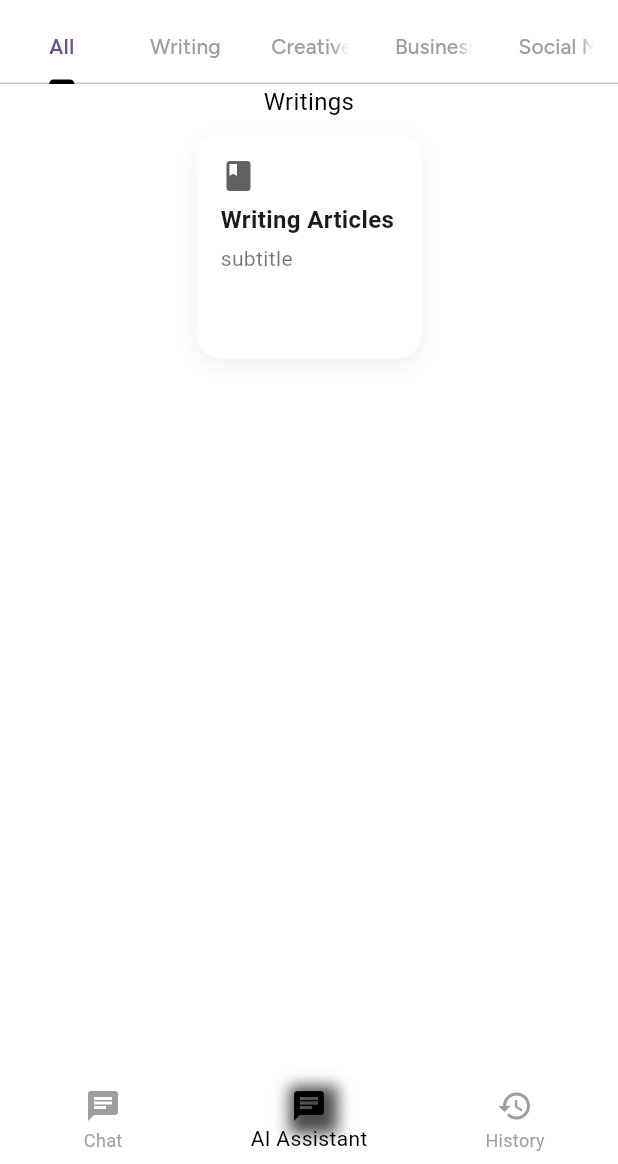
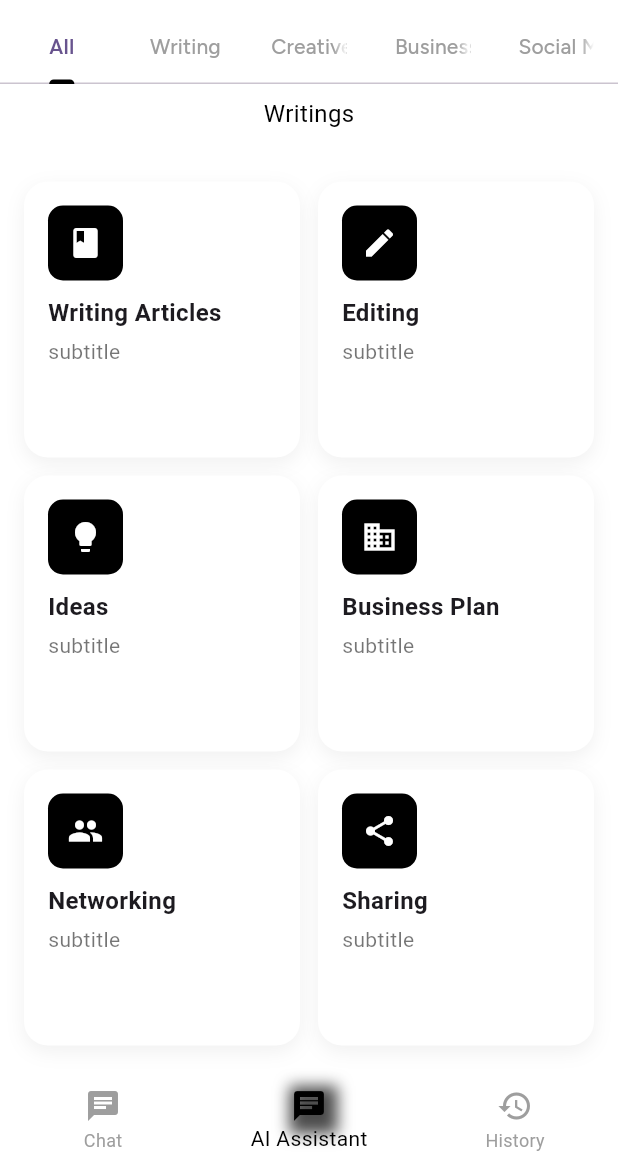
Before and after one commit to Kay-kwaw/Virtual-Artificial-Intelligence, a Flutter app: the screen it shows after launch, item 2 of the bottom bar chosen, on a phone screen of 412 x 824 dp, the part 72-1236 px from its top. Run offline on Flutter 3.47's test engine with Material 3 defaults, Android fonts, the light colour scheme and no system bars; Roboto replaces fonts that are missing (Figtree-semibold).

Commit message:
ai assistant

```diff
--- a/lib/constants/reusable_button.dart
+++ b/lib/constants/reusable_button.dart
@@ -151,7 +151,14 @@ class CustomBox extends StatelessWidget {
             Positioned(
               top: 0,
               left: 0,
-              child: Icon(icon, size: 24, color: Colors.grey[700]),
+              child: Container(
+                height: 50,
+                width: 50,
+                decoration: BoxDecoration(
+                  color: Colors.black,
+                  borderRadius: BorderRadius.circular(10),
+                ),
+                child: Icon(icon, size: 24, color: Colors.white)),
             ),
 
             // Texts centered vertically
@@ -159,7 +166,7 @@ class CustomBox extends StatelessWidget {
               mainAxisSize: MainAxisSize.min,
               crossAxisAlignment: CrossAxisAlignment.start,
               children: [
-                const SizedBox(height: 30), // Space below icon
+                const SizedBox(height: 60), // Space below icon
                 Text(
                   title,
                   style: const TextStyle(
--- a/lib/screens/ai_assistance.dart
+++ b/lib/screens/ai_assistance.dart
@@ -29,13 +29,34 @@ class Aiassistance extends StatelessWidget {
           ),
         ),
         backgroundColor: const Color.fromARGB(255, 255, 255, 255),
-        body: const TabBarView(
+        body:  TabBarView(
           children: [
             Column(
+              crossAxisAlignment: CrossAxisAlignment.start,
               children: [
-                   ReusebaleText(text: 'Writings', fontSize: 16, textAlign: TextAlign.right, fontWeight: FontWeight.w500, fontFamily: 'Figtree-semibold',),
-                   SizedBox(height: 10,),
-                   CustomBox(icon: Icons.book, title: 'Writing Articles', subtitle: 'subtitle')
+                Padding(
+                  padding: const EdgeInsets.all(8.0),
+                  child: ReusebaleText(text: 'Writings', fontSize: 16, textAlign: TextAlign.left, fontWeight: FontWeight.w500, fontFamily: 'Figtree-semibold',),
+                ),
+                SizedBox(height: 10,),
+                Expanded(
+                  child: GridView.count(
+                  crossAxisCount: 2,
+                  crossAxisSpacing: 12,
+                  mainAxisSpacing: 12,
+                  padding: EdgeInsets.all(16),
+                  shrinkWrap: true,
+                  physics: NeverScrollableScrollPhysics(),
+                  children: [
+                    CustomBox(icon: Icons.book, title: 'Writing Articles', subtitle: 'subtitle'),
+                    CustomBox(icon: Icons.edit, title: 'Editing', subtitle: 'subtitle'),
+                    CustomBox(icon: Icons.lightbulb, title: 'Ideas', subtitle: 'subtitle'),
+                    CustomBox(icon: Icons.business, title: 'Business Plan', subtitle: 'subtitle'),
+                    CustomBox(icon: Icons.people, title: 'Networking', subtitle: 'subtitle'),
+                    CustomBox(icon: Icons.share, title: 'Sharing', subtitle: 'subtitle'),
+                  ],
+                            ),
+                ),
               ],
             ),
             Center(child: Text('Page 2')),
```
Also changed, not shown: Screenshot 2025-07-22 at 10.01.40 PM.png (added).
